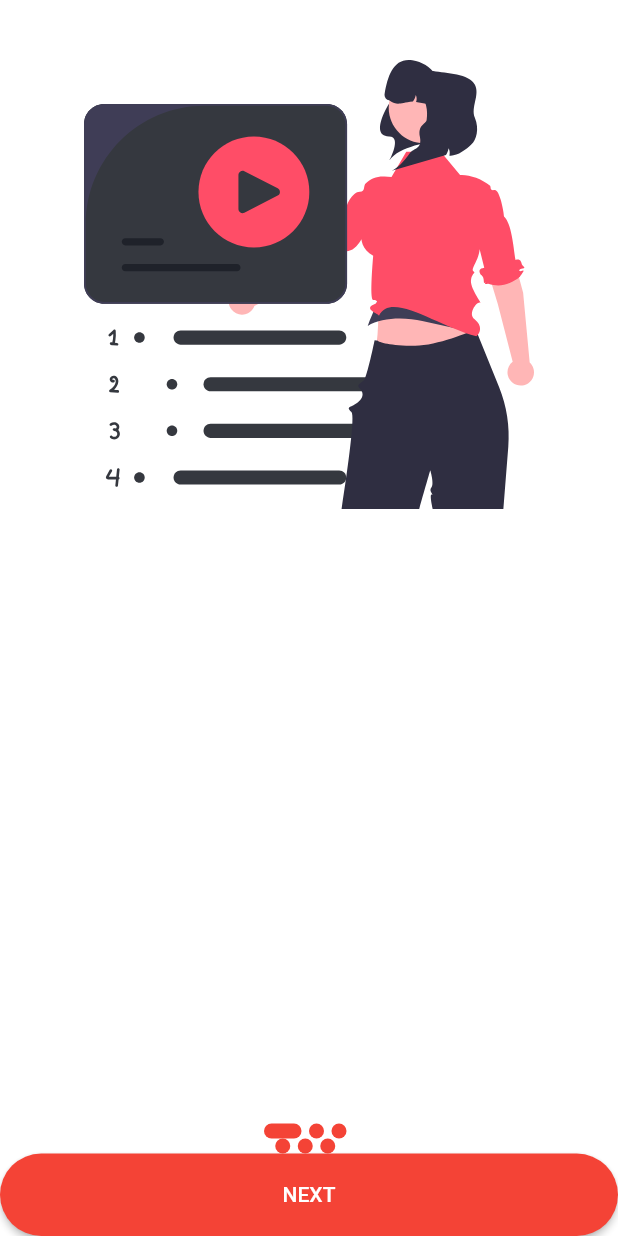
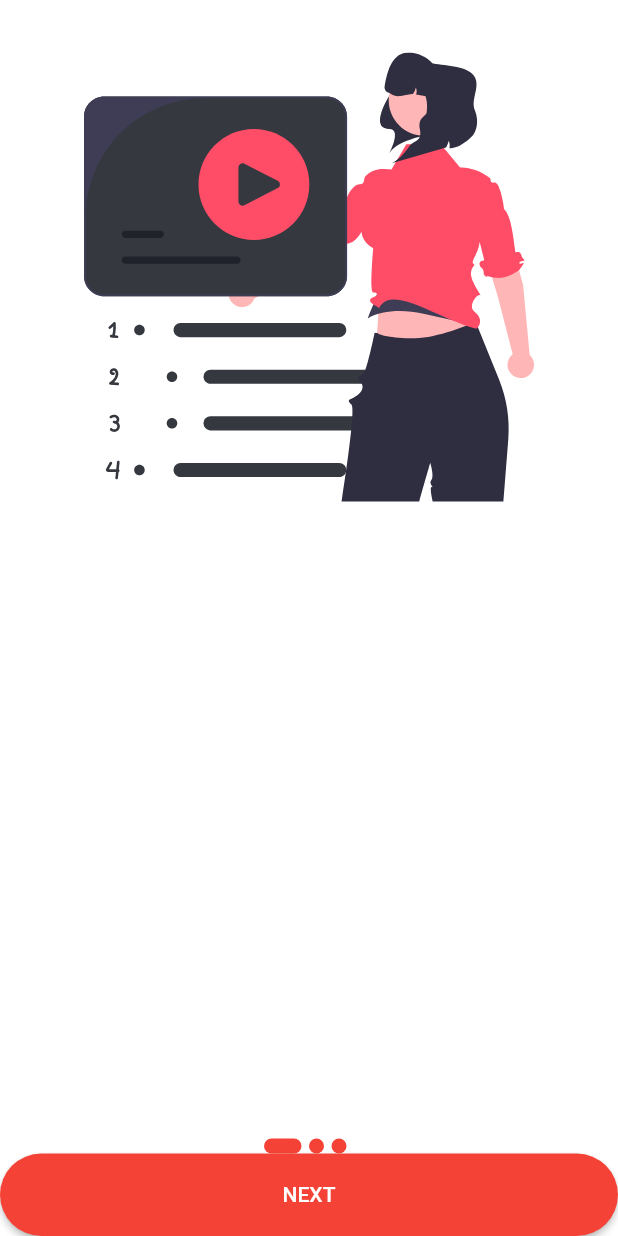
Before and after one commit to Deepak16080/deepo, a Flutter app: the screen it shows after launch, on a phone screen of 412 x 824 dp. Run offline on Flutter 3.47's test engine with Material 2 defaults, Android fonts, the phone set to English and light mode, and no system bars; our stand-ins replace flutter_svg.

Commit message:
pending code

```diff
--- a/lib/onboarding.dart
+++ b/lib/onboarding.dart
@@ -48,8 +48,8 @@ class _onbordingState extends State<onbording> {
               );
             },
             itemBuilder: (_, i) {
-              return Padding(
-                padding: const EdgeInsets.all(40),
+              return Container(
+                padding: EdgeInsets.symmetric(vertical: 35,horizontal: 40),
                 child: Column(
                   children: [
                     //SvgPicture
@@ -61,6 +61,7 @@ class _onbordingState extends State<onbording> {
                     //Text
                     Text(
                       contents[i].text,
+
                       style: TextStyle(fontSize: 35, fontWeight: FontWeight.bold, color: Colors.white),
                     ),
                   ],
@@ -74,26 +75,10 @@ class _onbordingState extends State<onbording> {
           child: Row(
             mainAxisAlignment: MainAxisAlignment.center,
             children: List.generate(contents.length, (index) => buildDot(index, context)),
+
           ),
         ),
 
-        Container(
-          child: Row(
-            mainAxisAlignment: MainAxisAlignment.center,
-            children: List.generate(
-              contents.length,
-              (index) => Container(
-                height: 10,
-                width: 10,
-                margin: EdgeInsets.only(right: 5),
-                decoration: BoxDecoration(
-                  borderRadius: BorderRadius.circular(20),
-                  color: Theme.of(context).primaryColor,
-                ),
-              ),
-            ),
-          ),
-        ),
         // ignore: sized_box_for_whitespace
         Container(
           height: 55,
@@ -125,11 +110,11 @@ class _onbordingState extends State<onbording> {
     );
   }
 
-  Container buildDot(int index, BuildContext context) {
+   Container buildDot(int index, BuildContext context) {
     return Container(
       height: 10,
       width: currentIndex == index ? 25 : 10,
-      margin: EdgeInsets.only(right: 5),
+      margin: EdgeInsets.only(right: 5),padding: EdgeInsets.symmetric(vertical: 40,horizontal: 50),
       decoration: BoxDecoration(borderRadius: BorderRadius.circular(20), color: Theme.of(context).primaryColor),
     );
   }
```
